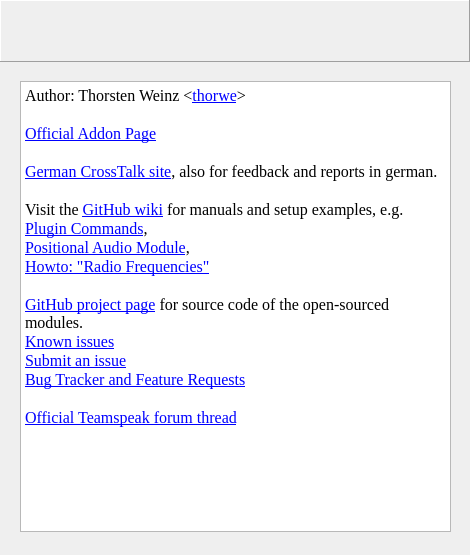
thorwe/CrossTalk, file src/config.ui: the form before one commit.
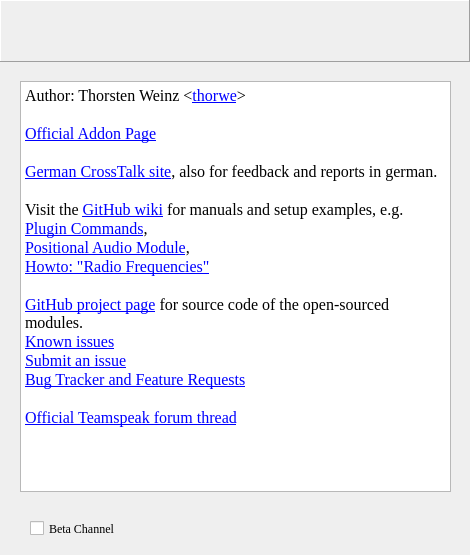
The form after the commit. Icons and pictures are not drawn. Custom widgets are drawn as their Qt base class.

The edit to the form file:
```diff
--- a/src/config.ui
+++ b/src/config.ui
@@ -34,7 +34,7 @@
    <property name="geometry">
     <rect>
      <x>350</x>
-     <y>480</y>
+     <y>500</y>
      <width>89</width>
      <height>37</height>
     </rect>
@@ -80,7 +80,7 @@
      <x>20</x>
      <y>81</y>
      <width>431</width>
-     <height>451</height>
+     <height>411</height>
     </rect>
    </property>
    <property name="html">
@@ -111,6 +111,19 @@
     <bool>true</bool>
    </property>
   </widget>
+  <widget class="QCheckBox" name="betaChannelcheckBox">
+   <property name="geometry">
+    <rect>
+     <x>30</x>
+     <y>520</y>
+     <width>101</width>
+     <height>17</height>
+    </rect>
+   </property>
+   <property name="text">
+    <string>Beta Channel</string>
+   </property>
+  </widget>
   <zorder>textBrowser</zorder>
   <zorder>banner_jianji</zorder>
   <zorder>banner_frame</zorder>
```
Left out of the diff: 1 changed line with no effect on the pictures.
